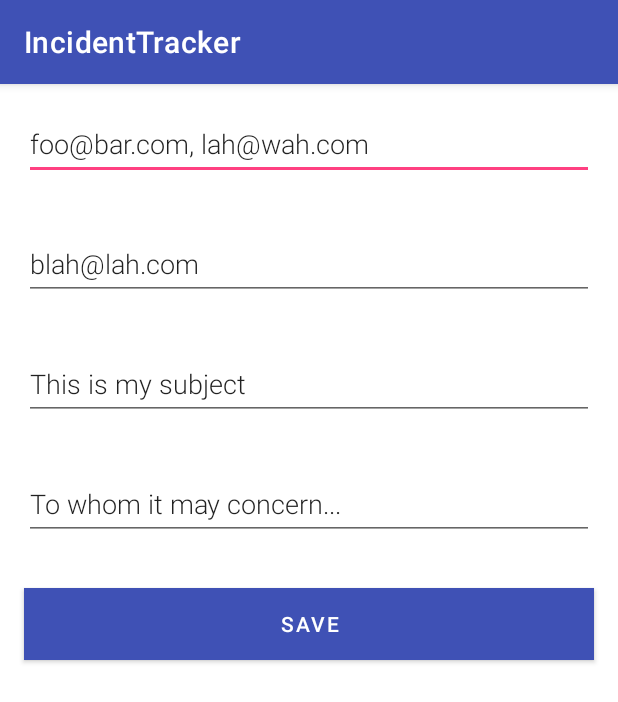
After one commit to ZacharyZampa/IncidentTracker, an Android app: the ConfigsActivity screen opened directly, with no data from a screen before it, on a phone screen of 412 x 824 dp. The commit adds this screen. Shown: the top 702 px of the screen. Run offline under Robolectric (Android 15) with nearby library versions, the phone set to English and light mode, and no system bars; our stand-ins replace Room's generated code.

Commit message:
Add config page

```diff
--- a/app/src/main/AndroidManifest.xml
+++ b/app/src/main/AndroidManifest.xml
@@ -18,6 +18,7 @@
             </intent-filter>
         </activity>
         <activity android:name=".activities.NewIncidentActivity"></activity>
+        <activity android:name=".activities.ConfigsActivity"></activity>
     </application>
 
 </manifest>
--- /dev/null
+++ b/app/src/main/java/com/zacharyzampa/incidenttracker/activities/ConfigsActivity.kt
@@ -0,0 +1,84 @@
+package com.zacharyzampa.incidenttracker.activities
+
+import android.app.Activity
+import android.content.Context
+import android.content.Intent
+import android.os.Bundle
+import android.text.TextUtils
+import android.widget.Button
+import android.widget.EditText
+import androidx.appcompat.app.AppCompatActivity
+import com.zacharyzampa.incidenttracker.R
+import com.zacharyzampa.incidenttracker.entity.Config
+
+class ConfigsActivity : AppCompatActivity() {
+
+    public override fun onCreate(savedInstanceState: Bundle?) {
+        super.onCreate(savedInstanceState)
+        setContentView(R.layout.activity_modify_email)
+        val editToView = findViewById<EditText>(R.id.edit_to)
+        val editCcView = findViewById<EditText>(R.id.edit_cc)
+        val editSubjectView = findViewById<EditText>(R.id.edit_subject)
+        val editBodyView = findViewById<EditText>(R.id.edit_body)
+
+        val config = getConfig()
+
+        editToView.setText(config.to)
+        editCcView.setText(config.cc)
+        editSubjectView.setText(config.subject)
+        editBodyView.setText(config.body)
+
+
+
+        val button = findViewById<Button>(R.id.button_save)
+        button.setOnClickListener {
+            val replyIntent = Intent()
+            if (TextUtils.isEmpty(editToView.text)
+                or TextUtils.isEmpty(editCcView.text)
+                or TextUtils.isEmpty(editSubjectView.text)
+                or TextUtils.isEmpty(editBodyView.text)) {
+                setResult(Activity.RESULT_CANCELED, replyIntent)
+            } else {
+                val to = editToView.text.toString()
+                replyIntent.putExtra("to", to)
+
+                val cc = editCcView.text.toString()
+                replyIntent.putExtra("cc", cc)
+
+                val subject = editSubjectView.text.toString()
+                replyIntent.putExtra("subject", subject)
+
+                val body = editBodyView.text.toString()
+                replyIntent.putExtra("body", body)
+
+                setResult(Activity.RESULT_OK, replyIntent)
+
+                saveConfigs(to, cc, subject, body)
+            }
+            finish()
+        }
+    }
+
+    private fun saveConfigs(to: String, cc: String, subject: String, body: String) {
+        val sharedPref = getSharedPreferences("config_file", MODE_PRIVATE)
+
+        var editor = sharedPref.edit()
+        editor.putString(getString(R.string.config_to), to)
+        editor.putString(getString(R.string.config_cc), cc)
+        editor.putString(getString(R.string.config_subject), subject)
+        editor.putString(getString(R.string.config_body), body)
+
+        editor.commit()
+    }
+
+    private fun getConfig(): Config {
+        val sharedPref = getSharedPreferences("config_file", Context.MODE_PRIVATE)
+        val to = sharedPref.getString(getString(R.string.config_to), getString(R.string.hint_to))!!
+        val cc = sharedPref.getString(getString(R.string.config_cc), getString(R.string.hint_cc))!!
+        val subject = sharedPref.getString(getString(R.string.config_subject), getString(R.string.hint_subject))!!
+        val body = sharedPref.getString(getString(R.string.config_body), getString(R.string.hint_body))!!
+
+        return Config(0, to, cc, subject, body)
+    }
+
+}
--- /dev/null
+++ b/app/src/main/java/com/zacharyzampa/incidenttracker/entity/Config.kt
@@ -0,0 +1,14 @@
+package com.zacharyzampa.incidenttracker.entity
+
+import androidx.room.ColumnInfo
+import androidx.room.Entity
+import androidx.room.PrimaryKey
+
+@Entity(tableName = "config_table")
+data class Config(
+    @PrimaryKey @ColumnInfo(name = "id") val id: Long,
+    @ColumnInfo(name = "to") val to: String,
+    @ColumnInfo(name = "cc") val cc: String,
+    @ColumnInfo(name = "subject") val subject: String,
+    @ColumnInfo(name = "body") val body: String
+)
--- /dev/null
+++ b/app/src/main/res/layout/activity_modify_email.xml
@@ -0,0 +1,75 @@
+<?xml version="1.0" encoding="utf-8"?>
+
+<!-- Copyright 2017 Google Inc.
+
+Licensed under the Apache License, Version 2.0 (the "License");
+you may not use this file except in compliance with the License.
+You may obtain a copy of the License at
+
+    http://www.apache.org/licenses/LICENSE-2.0
+
+Unless required by applicable law or agreed to in writing, software
+distributed under the License is distributed on an "AS IS" BASIS,
+WITHOUT WARRANTIES OR CONDITIONS OF ANY KIND, either express or implied.
+See the License for the specific language governing permissions and
+limitations under the License. -->
+
+<LinearLayout xmlns:android="http://schemas.android.com/apk/res/android"
+    android:orientation="vertical"
+    android:layout_width="match_parent"
+    android:layout_height="match_parent">
+
+    <EditText
+        android:id="@+id/edit_to"
+        android:layout_width="match_parent"
+        android:layout_height="wrap_content"
+        android:minHeight="@dimen/min_height"
+        android:fontFamily="sans-serif-light"
+        android:hint="@string/hint_to"
+        android:inputType="textAutoComplete"
+        android:layout_margin="@dimen/big_padding"
+        android:textSize="18sp" />
+
+    <EditText
+        android:id="@+id/edit_cc"
+        android:layout_width="match_parent"
+        android:layout_height="wrap_content"
+        android:minHeight="@dimen/min_height"
+        android:fontFamily="sans-serif-light"
+        android:hint="@string/hint_cc"
+        android:inputType="textAutoComplete"
+        android:layout_margin="@dimen/big_padding"
+        android:textSize="18sp" />
+
+    <EditText
+        android:id="@+id/edit_subject"
+        android:layout_width="match_parent"
+        android:layout_height="wrap_content"
+        android:minHeight="@dimen/min_height"
+        android:fontFamily="sans-serif-light"
+        android:hint="@string/hint_subject"
+        android:inputType="textAutoComplete"
+        android:layout_margin="@dimen/big_padding"
+        android:textSize="18sp" />
+
+    <EditText
+        android:id="@+id/edit_body"
+        android:layout_width="match_parent"
+        android:layout_height="wrap_content"
+        android:minHeight="@dimen/min_height"
+        android:fontFamily="sans-serif-light"
+        android:hint="@string/hint_body"
+        android:inputType="textAutoComplete"
+        android:layout_margin="@dimen/big_padding"
+        android:textSize="18sp" />
+
+    <Button
+        android:id="@+id/button_save"
+        android:layout_width="match_parent"
+        android:layout_height="wrap_content"
+        android:layout_margin="@dimen/big_padding"
+        android:background="@color/teal_700"
+        android:text="@string/button_save"
+        android:textColor="@color/buttonLabel" />
+
+</LinearLayout>
--- a/app/src/main/res/values/strings.xml
+++ b/app/src/main/res/values/strings.xml
@@ -2,7 +2,16 @@
     <string name="app_name">IncidentTracker</string>
     <string name="action_settings">Settings</string>
     <string name="hint_word">Incident…</string>
+    <string name="hint_to">foo@bar.com, lah@wah.com</string>
+    <string name="hint_cc">blah@lah.com</string>
+    <string name="hint_subject">This is my subject</string>
+    <string name="hint_body">To whom it may concern...</string>
     <string name="button_save">Save</string>
     <string name="empty_not_saved">Incident not saved because was missing information.</string>
     <string name="add_incident">Add Incident</string>
+    <string name="configs">Configure</string>
+    <string name="config_to">configTo</string>
+    <string name="config_cc">configCc</string>
+    <string name="config_subject">configSubject</string>
+    <string name="config_body">configBody</string>
 </resources>
```
Also changed, not shown: app/src/main/java/com/zacharyzampa/incidenttracker/activities/MainActivity.kt (+58 -14 lines), app/src/main/java/com/zacharyzampa/incidenttracker/dao/ConfigDao.kt (added, +22 -0 lines), app/src/main/java/com/zacharyzampa/incidenttracker/dao/ConfigRepository.kt (added, +26 -0 lines), app/src/main/java/com/zacharyzampa/incidenttracker/dao/ConfigRoomDatabase.kt (added, +75 -0 lines), app/src/main/res/menu/main_menu.xml (added, +7 -0 lines).
